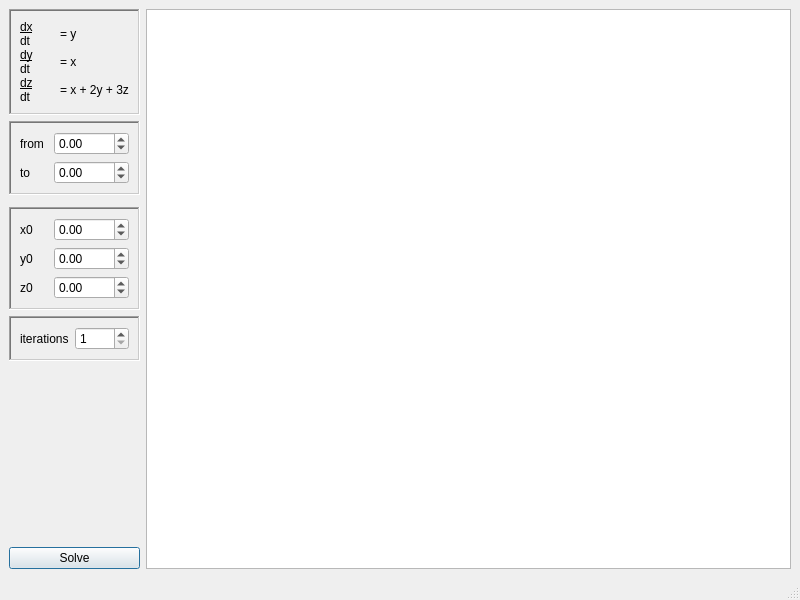
Old version of the form lab-3/ui/mainwindow.ui in the repository Mikhail-Zoreev/cm-practice.
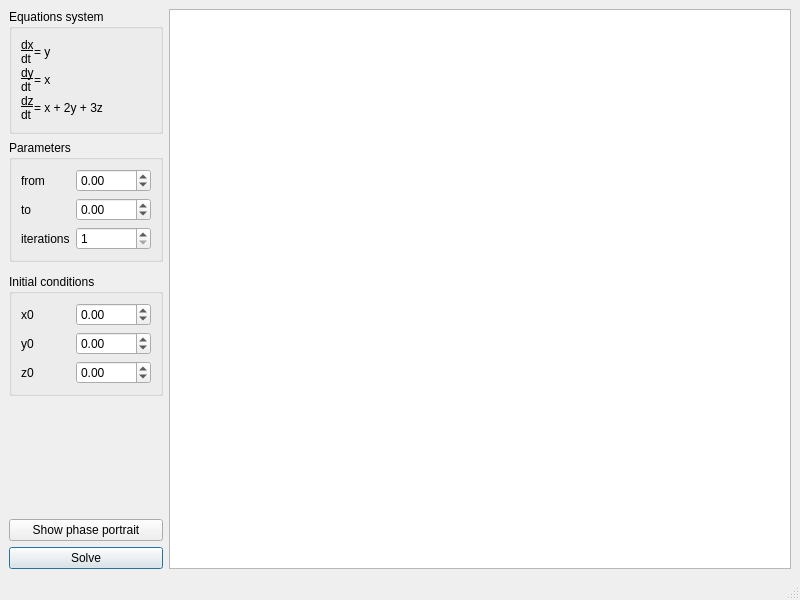
New version of the form.

What changed in the file:
```diff
--- a/lab-3/ui/mainwindow.ui
+++ b/lab-3/ui/mainwindow.ui
@@ -15,129 +15,73 @@
   </property>
   <widget class="QWidget" name="centralwidget">
    <layout class="QGridLayout" name="gridLayout">
-    <item row="0" column="1" rowspan="7">
-     <widget class="QTableView" name="tableView"/>
-    </item>
-    <item row="0" column="0">
-     <widget class="QFrame" name="frame_equation">
-      <property name="frameShape">
-       <enum>QFrame::WinPanel</enum>
+    <item row="1" column="0">
+     <widget class="QGroupBox" name="groupBox">
+      <property name="title">
+       <string>Parameters</string>
       </property>
-      <property name="frameShadow">
-       <enum>QFrame::Sunken</enum>
+      <property name="flat">
+       <bool>false</bool>
       </property>
-      <property name="lineWidth">
-       <number>0</number>
-      </property>
-      <layout class="QGridLayout" name="gridLayout_3">
-       <property name="spacing">
-        <number>0</number>
-       </property>
-       <item row="3" column="0">
-        <widget class="QLabel" name="label_8">
-         <property name="text">
-          <string>dt</string>
+      <layout class="QGridLayout" name="gridLayout_4">
+       <item row="3" column="1">
+        <widget class="QSpinBox" name="spinbox_iterations">
+         <property name="minimum">
+          <number>1</number>
          </property>
-        </widget>
-       </item>
-       <item row="0" column="1" rowspan="2">
-        <widget class="QLabel" name="label_6">
-         <property name="text">
-          <string>= y</string>
-         </property>
-        </widget>
-       </item>
-       <item row="4" column="0">
-        <widget class="QLabel" name="label_10">
-         <property name="font">
-          <font>
-           <underline>true</underline>
-           <kerning>true</kerning>
-          </font>
-         </property>
-         <property name="text">
-          <string>dz</string>
+         <property name="maximum">
+          <number>1000</number>
          </property>
         </widget>
        </item>
        <item row="1" column="0">
-        <widget class="QLabel" name="label_5">
+        <widget class="QLabel" name="label_14">
          <property name="text">
-          <string>dt</string>
+          <string>to</string>
          </property>
         </widget>
        </item>
        <item row="0" column="0">
-        <widget class="QLabel" name="label_4">
-         <property name="font">
-          <font>
-           <underline>true</underline>
-          </font>
-         </property>
+        <widget class="QLabel" name="label_13">
          <property name="text">
-          <string>dx</string>
+          <string>from</string>
          </property>
         </widget>
        </item>
-       <item row="2" column="0">
-        <widget class="QLabel" name="label_7">
-         <property name="font">
-          <font>
-           <underline>true</underline>
-          </font>
-         </property>
+       <item row="3" column="0">
+        <widget class="QLabel" name="label_15">
          <property name="text">
-          <string>dy</string>
+          <string>iterations</string>
          </property>
         </widget>
        </item>
-       <item row="2" column="1" rowspan="2">
-        <widget class="QLabel" name="label_9">
-         <property name="text">
-          <string>= x</string>
+       <item row="0" column="1">
+        <widget class="QDoubleSpinBox" name="spinbox_from">
+         <property name="minimum">
+          <double>-1000.000000000000000</double>
          </property>
-        </widget>
-       </item>
-       <item row="5" column="0">
-        <widget class="QLabel" name="label_11">
-         <property name="text">
-          <string>dt</string>
+         <property name="maximum">
+          <double>1000.000000000000000</double>
          </property>
         </widget>
        </item>
-       <item row="4" column="1" rowspan="2">
-        <widget class="QLabel" name="label_12">
-         <property name="text">
-          <string>= x + 2y + 3z</string>
+       <item row="1" column="1">
+        <widget class="QDoubleSpinBox" name="spinbox_to">
+         <property name="minimum">
+          <double>-1000.000000000000000</double>
+         </property>
+         <property name="maximum">
+          <double>1000.000000000000000</double>
          </property>
         </widget>
        </item>
       </layout>
      </widget>
     </item>
-    <item row="5" column="0">
-     <spacer name="verticalSpacer">
-      <property name="orientation">
-       <enum>Qt::Vertical</enum>
-      </property>
-      <property name="sizeHint" stdset="0">
-       <size>
-        <width>20</width>
-        <height>40</height>
-       </size>
-      </property>
-     </spacer>
-    </item>
     <item row="3" column="0">
-     <widget class="QFrame" name="frame_2">
-      <property name="frameShape">
-       <enum>QFrame::WinPanel</enum>
-      </property>
-      <property name="frameShadow">
-       <enum>QFrame::Sunken</enum>
-      </property>
-      <property name="lineWidth">
-       <number>0</number>
+     <widget class="QGroupBox" name="groupBox_2">
+      <property name="title">
+       <string>Initial conditions</string>
       </property>
       <layout class="QGridLayout" name="gridLayout_2">
        <item row="2" column="1">
@@ -194,56 +138,7 @@
       </layout>
      </widget>
     </item>
-    <item row="1" column="0">
-     <widget class="QFrame" name="frame">
-      <property name="frameShape">
-       <enum>QFrame::WinPanel</enum>
-      </property>
-      <property name="frameShadow">
-       <enum>QFrame::Sunken</enum>
-      </property>
-      <property name="lineWidth">
-       <number>0</number>
-      </property>
-      <layout class="QGridLayout" name="gridLayout_4">
-       <item row="0" column="0">
-        <widget class="QLabel" name="label_13">
-         <property name="text">
-          <string>from</string>
-         </property>
-        </widget>
-       </item>
-       <item row="0" column="1">
-        <widget class="QDoubleSpinBox" name="spinbox_from">
-         <property name="minimum">
-          <double>-1000.000000000000000</double>
-         </property>
-         <property name="maximum">
-          <double>1000.000000000000000</double>
-         </property>
-        </widget>
-       </item>
-       <item row="1" column="0">
-        <widget class="QLabel" name="label_14">
-         <property name="text">
-          <string>to</string>
-         </property>
-        </widget>
-       </item>
-       <item row="1" column="1">
-        <widget class="QDoubleSpinBox" name="spinbox_to">
-         <property name="minimum">
-          <double>-1000.000000000000000</double>
-         </property>
-         <property name="maximum">
-          <double>1000.000000000000000</double>
-         </property>
-        </widget>
-       </item>
-      </layout>
-     </widget>
-    </item>
-    <item row="6" column="0">
+    <item row="8" column="0">
      <widget class="QPushButton" name="button_solve">
       <property name="text">
        <string>Solve</string>
@@ -260,31 +155,149 @@
      </widget>
     </item>
     <item row="4" column="0">
-     <widget class="QFrame" name="frame_3">
-      <property name="frameShape">
-       <enum>QFrame::WinPanel</enum>
+     <spacer name="verticalSpacer">
+      <property name="orientation">
+       <enum>Qt::Vertical</enum>
       </property>
-      <property name="frameShadow">
-       <enum>QFrame::Sunken</enum>
+      <property name="sizeHint" stdset="0">
+       <size>
+        <width>20</width>
+        <height>40</height>
+       </size>
       </property>
-      <property name="lineWidth">
-       <number>0</number>
+     </spacer>
+    </item>
+    <item row="7" column="0">
+     <widget class="QPushButton" name="pushButton">
+      <property name="text">
+       <string>Show phase portrait</string>
       </property>
-      <layout class="QGridLayout" name="gridLayout_5">
+     </widget>
+    </item>
+    <item row="0" column="2" rowspan="9">
+     <widget class="QTableView" name="table_solution"/>
+    </item>
+    <item row="0" column="0">
+     <widget class="QGroupBox" name="groupBox_equation">
+      <property name="title">
+       <string>Equations system</string>
+      </property>
+      <layout class="QGridLayout" name="gridLayout_3">
+       <property name="spacing">
+        <number>0</number>
+       </property>
+       <item row="2" column="1" rowspan="2">
+        <widget class="QLabel" name="label_9">
+         <property name="text">
+          <string>= x</string>
+         </property>
+        </widget>
+       </item>
+       <item row="3" column="0">
+        <widget class="QLabel" name="label_8">
+         <property name="sizePolicy">
+          <sizepolicy hsizetype="Fixed" vsizetype="Preferred">
+           <horstretch>0</horstretch>
+           <verstretch>0</verstretch>
+          </sizepolicy>
+         </property>
+         <property name="text">
+          <string>dt</string>
+         </property>
+        </widget>
+       </item>
+       <item row="4" column="0">
+        <widget class="QLabel" name="label_10">
+         <property name="sizePolicy">
+          <sizepolicy hsizetype="Fixed" vsizetype="Preferred">
+           <horstretch>0</horstretch>
+           <verstretch>0</verstretch>
+          </sizepolicy>
+         </property>
+         <property name="font">
+          <font>
+           <underline>true</underline>
+           <kerning>true</kerning>
+          </font>
+         </property>
+         <property name="text">
+          <string>dz</string>
+         </property>
+        </widget>
+       </item>
+       <item row="1" column="0">
+        <widget class="QLabel" name="label_5">
+         <property name="sizePolicy">
+          <sizepolicy hsizetype="Fixed" vsizetype="Preferred">
+           <horstretch>0</horstretch>
+           <verstretch>0</verstretch>
+          </sizepolicy>
+         </property>
+         <property name="text">
+          <string>dt</string>
+         </property>
+        </widget>
+       </item>
+       <item row="2" column="0">
+        <widget class="QLabel" name="label_7">
+         <property name="sizePolicy">
+          <sizepolicy hsizetype="Fixed" vsizetype="Preferred">
+           <horstretch>0</horstretch>
+           <verstretch>0</verstretch>
+          </sizepolicy>
+         </property>
+         <property name="font">
+          <font>
+           <underline>true</underline>
+          </font>
+         </property>
+         <property name="text">
+          <string>dy</string>
+         </property>
+        </widget>
+       </item>
+       <item row="4" column="1" rowspan="3">
+        <widget class="QLabel" name="label_12">
+         <property name="text">
+          <string>= x + 2y + 3z</string>
+         </property>
+        </widget>
+       </item>
        <item row="0" column="0">
-        <widget class="QLabel" name="label_15">
+        <widget class="QLabel" name="label_4">
+         <property name="sizePolicy">
+          <sizepolicy hsizetype="Fixed" vsizetype="Preferred">
+           <horstretch>0</horstretch>
+           <verstretch>0</verstretch>
+          </sizepolicy>
+         </property>
+         <property name="font">
+          <font>
+           <underline>true</underline>
+          </font>
+         </property>
          <property name="text">
-          <string>iterations</string>
+          <string>dx</string>
          </property>
         </widget>
        </item>
-       <item row="0" column="1">
-        <widget class="QSpinBox" name="spinbox_iterations">
-         <property name="minimum">
-          <number>1</number>
+       <item row="0" column="1" rowspan="2">
+        <widget class="QLabel" name="label_6">
+         <property name="text">
+          <string>= y</string>
          </property>
-         <property name="maximum">
-          <number>1000</number>
+        </widget>
+       </item>
+       <item row="5" column="0">
+        <widget class="QLabel" name="label_11">
+         <property name="sizePolicy">
+          <sizepolicy hsizetype="Fixed" vsizetype="Preferred">
+           <horstretch>0</horstretch>
+           <verstretch>0</verstretch>
+          </sizepolicy>
+         </property>
+         <property name="text">
+          <string>dt</string>
          </property>
         </widget>
        </item>
```
Left out of the diff: 24 changed lines with no effect on the pictures.
